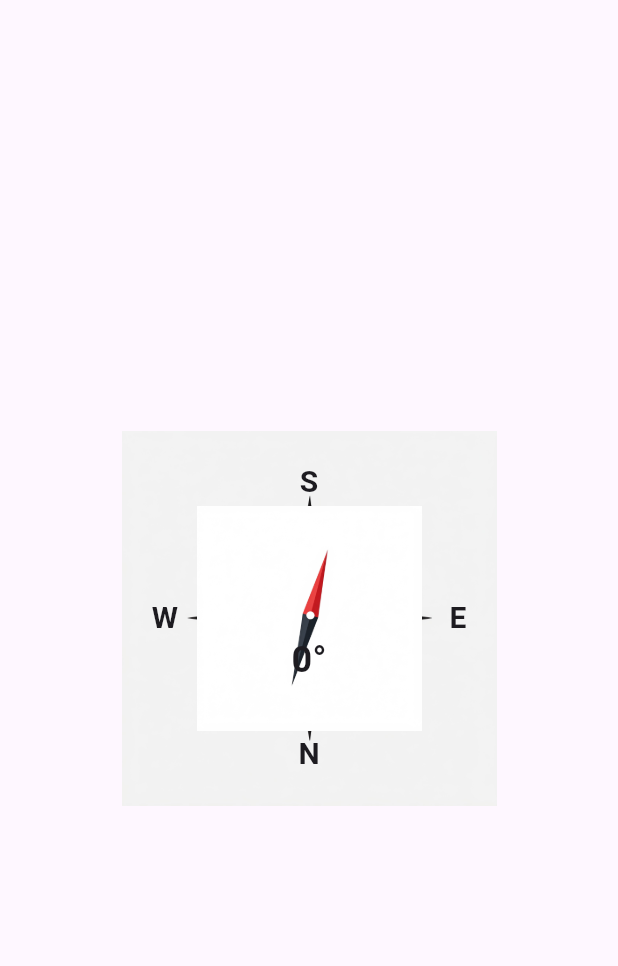
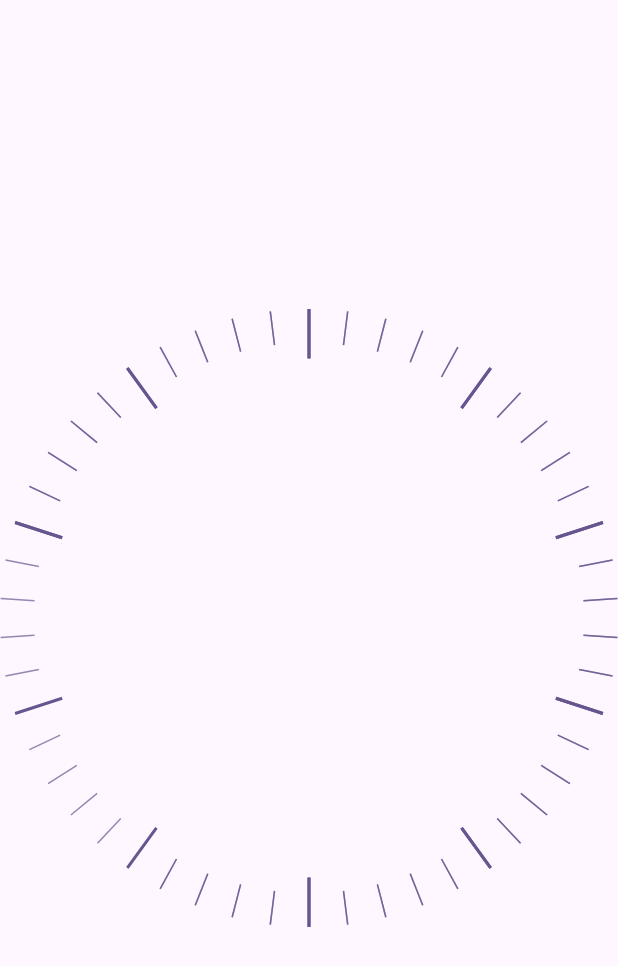
Before and after one commit to AminMemariani/flutter-compass, a Flutter app: the screen it shows after launch, on a phone screen of 412 x 824 dp. Shown: the top 966 px of the screen. Run offline on Flutter 3.47's test engine with Material 3 defaults, Android fonts, the phone set to English and light mode, and no system bars; our stand-ins replace flutter_compass; statements that could not run were skipped.

Commit message:
create major and minor ticks

```diff
--- a/lib/pages/home.dart
+++ b/lib/pages/home.dart
@@ -1,20 +1,21 @@
 import 'package:flutter/material.dart';
 import 'package:flutter_compass/flutter_compass.dart';
 
+import 'widgets/compass_painter.dart';
+
 class HomePage extends StatefulWidget {
-  const HomePage({Key? key}) : super(key: key);
+  const HomePage({super.key});
 
   @override
   State<HomePage> createState() => _HomePageState();
 }
 
 class _HomePageState extends State<HomePage> {
-  double _direction = 0.0;
-
   @override
   void initState() {
     super.initState();
     _startCompass();
+//    _fetchPermissionStatus();
   }
 
   @override
@@ -25,92 +26,19 @@ class _HomePageState extends State<HomePage> {
 
   void _startCompass() {
     FlutterCompass.events!.listen((double direction) {
-      setState(() {
-        _direction = direction;
-      });
+      setState(() {});
     } as void Function(CompassEvent event)?);
   }
 
   @override
   Widget build(BuildContext context) {
+    final size = MediaQuery.of(context).size;
     return Scaffold(
-      body: Center(
-        child: Stack(
-          alignment: Alignment.center,
-          children: [
-            // Background with subtle compass rose
-            Transform.rotate(
-              angle: _direction * (3.14159 / 180), // Convert degrees to radians
-              child: Image.asset(
-                'assets/images/rose.png', // Replace with your compass rose image
-                width: 250,
-                height: 250,
-              ),
-            ),
-            // Compass needle
-            Transform.rotate(
-              angle: _direction * (3.14159 / 180),
-              child: Image.asset(
-                'assets/images/compass_needle.png', // Replace with your compass needle image
-                width: 150,
-                height: 150,
-              ),
-            ),
-            // Cardinal directions (N, E, S, W)
-            Positioned(
-              bottom: 20,
-              child: Text(
-                'N',
-                style: TextStyle(
-                  fontSize: 20,
-                  fontWeight: FontWeight.bold,
-                ),
-              ),
-            ),
-            Positioned(
-              right: 20,
-              child: Text(
-                'E',
-                style: TextStyle(
-                  fontSize: 20,
-                  fontWeight: FontWeight.bold,
-                ),
-              ),
-            ),
-            Positioned(
-              top: 20,
-              child: Text(
-                'S',
-                style: TextStyle(
-                  fontSize: 20,
-                  fontWeight: FontWeight.bold,
-                ),
-              ),
-            ),
-            Positioned(
-              left: 20,
-              child: Text(
-                'W',
-                style: TextStyle(
-                  fontSize: 20,
-                  fontWeight: FontWeight.bold,
-                ),
-              ),
-            ),
-            // Current direction (optional)
-            Positioned(
-              bottom: 80,
-              child: Text(
-                '${_direction.toStringAsFixed(0)}°',
-                style: TextStyle(
-                  fontSize: 24,
-                  fontWeight: FontWeight.bold,
-                ),
-              ),
-            ),
-          ],
-        ),
+        body: CustomPaint(
+      size: size,
+      painter: CompassPainterWidget(
+        color: Theme.of(context).colorScheme.primary,
       ),
-    );
+    ));
   }
 }
--- /dev/null
+++ b/lib/pages/widgets/compass_painter.dart
@@ -0,0 +1,91 @@
+import 'dart:math';
+
+import 'package:flutter/material.dart';
+
+class CompassPainterWidget extends CustomPainter {
+  final Color color;
+  final int majorTickerCount;
+  final int minorTickerCount;
+  final CardinalityMap cardinalityMap;
+  CompassPainterWidget({
+    required this.color,
+    this.majorTickerCount = 18,
+    this.minorTickerCount = 90,
+    this.cardinalityMap = const {0: 'N', 90: 'E', 180: 'S', 270: 'W'},
+  });
+
+  late final _majorTicks = _layoutScale(majorTickerCount);
+  late final _minorTicks = _layoutScale(minorTickerCount);
+
+  late final majorScalePaint = Paint()
+    ..style = PaintingStyle.stroke
+    ..color = color
+    ..strokeWidth = 2.0;
+
+  late final minorScalePaint = Paint()
+    ..style = PaintingStyle.stroke
+    ..color = color.withAlpha(178)
+    ..strokeWidth = 1.0;
+
+  late final majorScaleStyle = TextStyle(
+    color: color,
+    fontSize: 12,
+  );
+  late final cardinalityStyle = const TextStyle(
+    color: Colors.black,
+    fontWeight: FontWeight.bold,
+    fontSize: 20,
+  );
+  @override
+  void paint(Canvas canvas, Size size) {
+    const origin = Offset.zero;
+    final center = size.center(origin);
+    final radius = size.width / 2;
+    final majorTickLength = size.width * 0.08;
+    final minorTickLength = size.width * 0.055;
+
+    canvas.save();
+
+    // Create major ticks
+    for (final angel in _majorTicks) {
+      final tickStart = center +
+          Offset.fromDirection(
+              correctAngel(angel).toRadians(), radius);
+      final tickEnd = center +
+          Offset.fromDirection(
+              correctAngel(angel).toRadians(), radius - majorTickLength);
+      canvas.drawLine(tickStart, tickEnd, majorScalePaint);
+    }
+
+    // Create minor ticks
+    for (final angel in _minorTicks) {
+      final tickStart = center +
+          Offset.fromDirection(correctAngel(angel).toRadians(), radius);
+      final tickEnd = center +
+          Offset.fromDirection(
+              correctAngel(angel).toRadians(), radius - minorTickLength);
+      canvas.drawLine(tickStart, tickEnd, minorScalePaint);
+    }
+
+    canvas.restore();
+  }
+
+  @override
+  bool shouldRepaint(covariant CustomPainter oldDelegate) {
+    // TODO: implement shouldRepaint
+    throw UnimplementedError();
+  }
+
+  List<double> _layoutScale(int ticks) {
+    final scale = 360 / ticks;
+    return List.generate(ticks, (index) => index * scale);
+  }
+
+  double correctAngel(double angle) => angle - 90;
+}
+
+typedef CardinalityMap = Map<num, String>;
+
+extension on num {
+  double toRadians() => this * pi / 100;
+}
```
